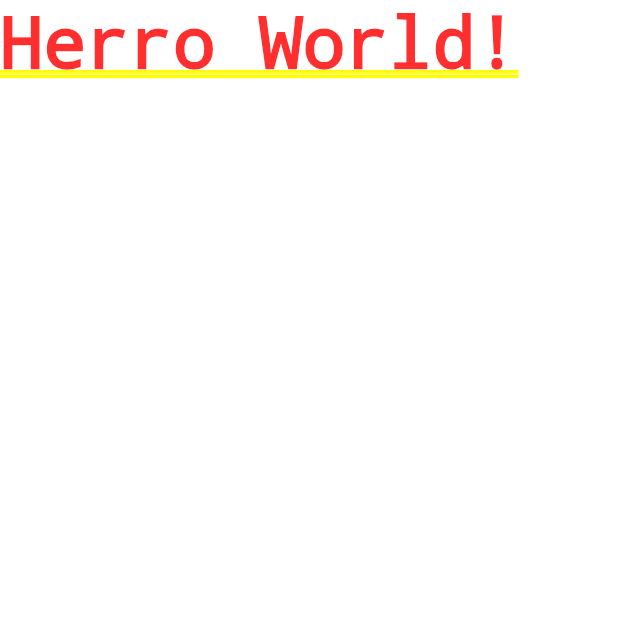
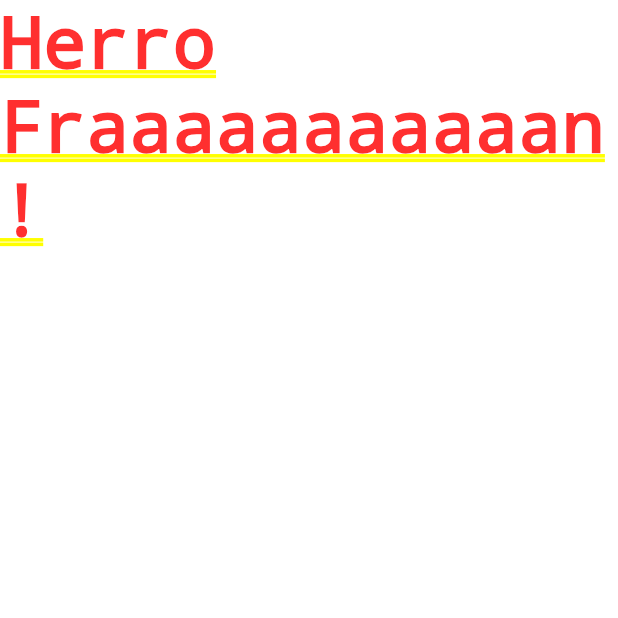
Before and after one commit to robified/cc_flutter_basics, a Flutter app: the screen it shows after launch, on a phone screen of 412 x 824 dp, the top half of it. Run offline on Flutter 3.47's test engine with Material 2 defaults, Android fonts, the phone set to English and light mode, and no system bars.

Commit message:
Include decorator and refactor main function.

```diff
--- a/lib/main.dart
+++ b/lib/main.dart
@@ -1,11 +1,10 @@
 import 'package:flutter/material.dart';
 
-void main() {
-  runApp(MyApp());
-}
+void main() => runApp(MyApp());
 
 class MyApp extends StatelessWidget {
+  @override
   Widget build(BuildContext context) {
-    return MaterialApp(home: Text('Herro World!'),);
+    return MaterialApp(home: Text('Herro Fraaaaaaaaaaan!'),);
   }
 }
```
